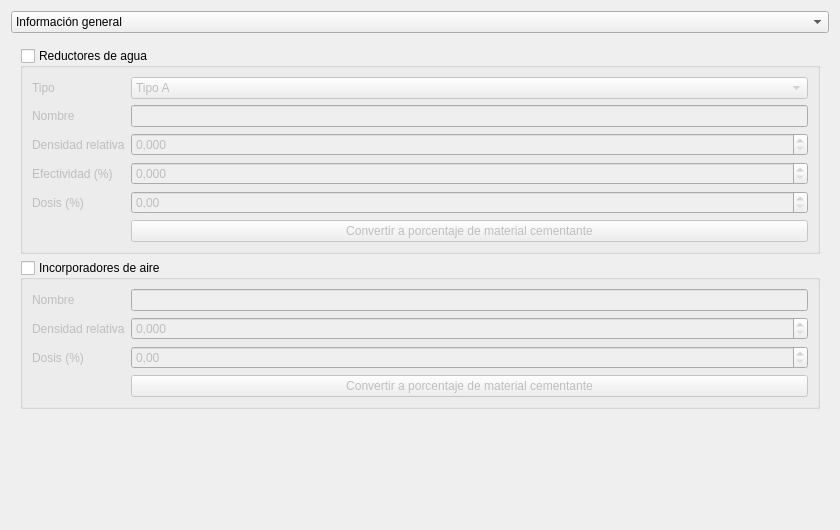
First picture: the form in gui/ui/regular_concrete_widget.ui, repository AMK-ULTRA/Concretus, before the edit.
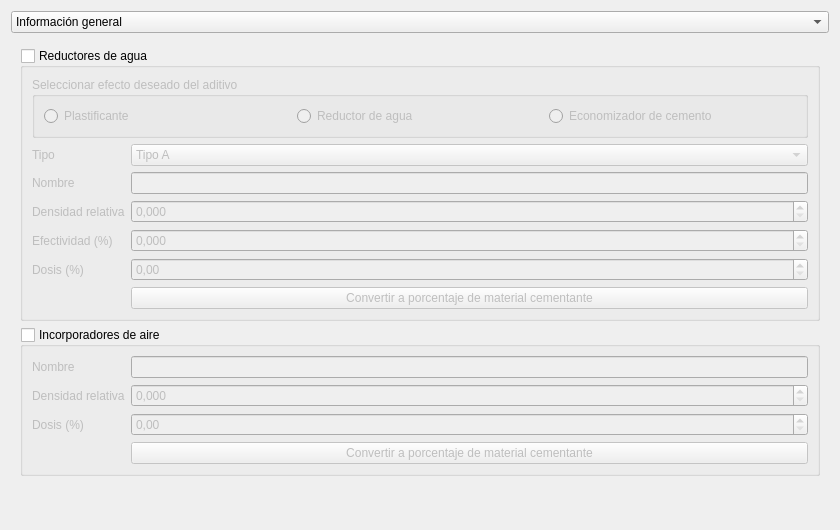
Second picture: the form after the edit. The open tabs and pages were chosen to show the change.

```diff
--- a/gui/ui/regular_concrete_widget.ui
+++ b/gui/ui/regular_concrete_widget.ui
@@ -1592,7 +1592,39 @@
          <property name="checked">
           <bool>false</bool>
          </property>
-         <layout class="QFormLayout" name="formLayout_12">
+         <layout class="QVBoxLayout" name="verticalLayout_10">
+          <item>
+           <widget class="QGroupBox" name="groupBox_WRA_action">
+            <property name="title">
+             <string>Seleccionar efecto deseado del aditivo</string>
+            </property>
+            <layout class="QHBoxLayout" name="horizontalLayout">
+             <item>
+              <widget class="QRadioButton" name="radioButton_plasticizer">
+               <property name="text">
+                <string>Plastificante</string>
+               </property>
+              </widget>
+             </item>
+             <item>
+              <widget class="QRadioButton" name="radioButton_water_reducer">
+               <property name="text">
+                <string>Reductor de agua</string>
+               </property>
+              </widget>
+             </item>
+             <item>
+              <widget class="QRadioButton" name="radioButton_cement_economizer">
+               <property name="text">
+                <string>Economizador de cemento</string>
+               </property>
+              </widget>
+             </item>
+            </layout>
+           </widget>
+          </item>
+          <item>
+           <layout class="QFormLayout" name="formLayout_5">
           <item row="0" column="0">
            <widget class="QLabel" name="label_WRA_type">
             <property name="text">
@@ -1719,6 +1751,8 @@
            </widget>
           </item>
          </layout>
+          </item>
+         </layout>
         </widget>
        </item>
        <item>
```
Left out of the diff: 4 changed lines with no effect on the pictures. Lines whose indentation alone changed are shown as unchanged.
